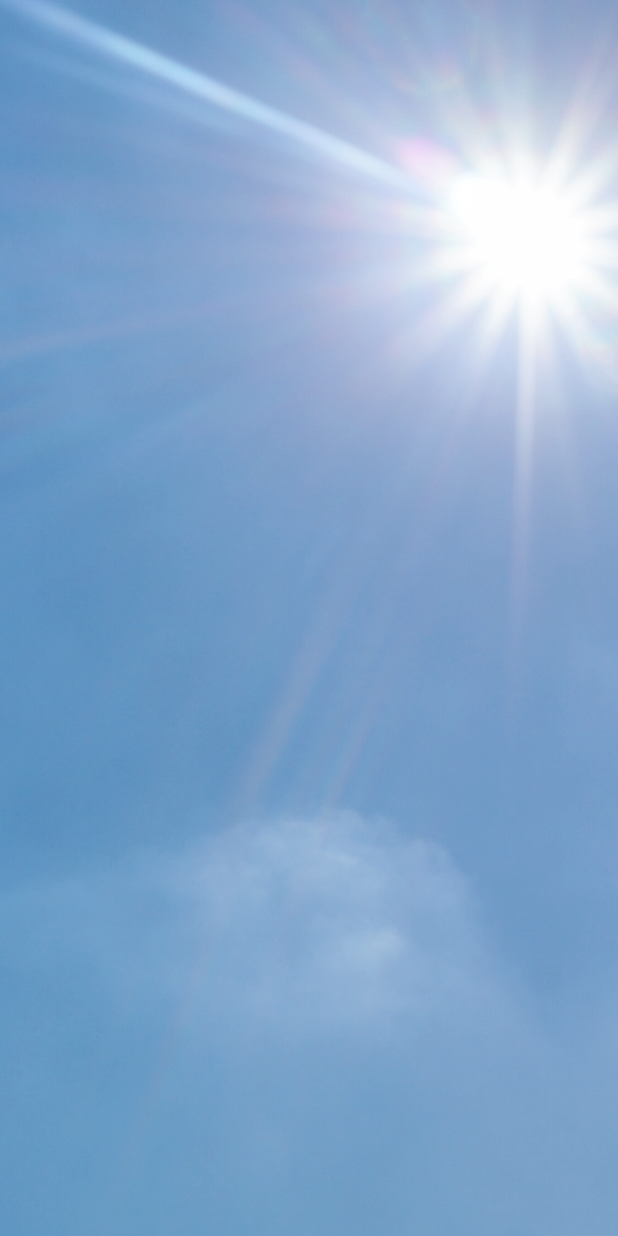
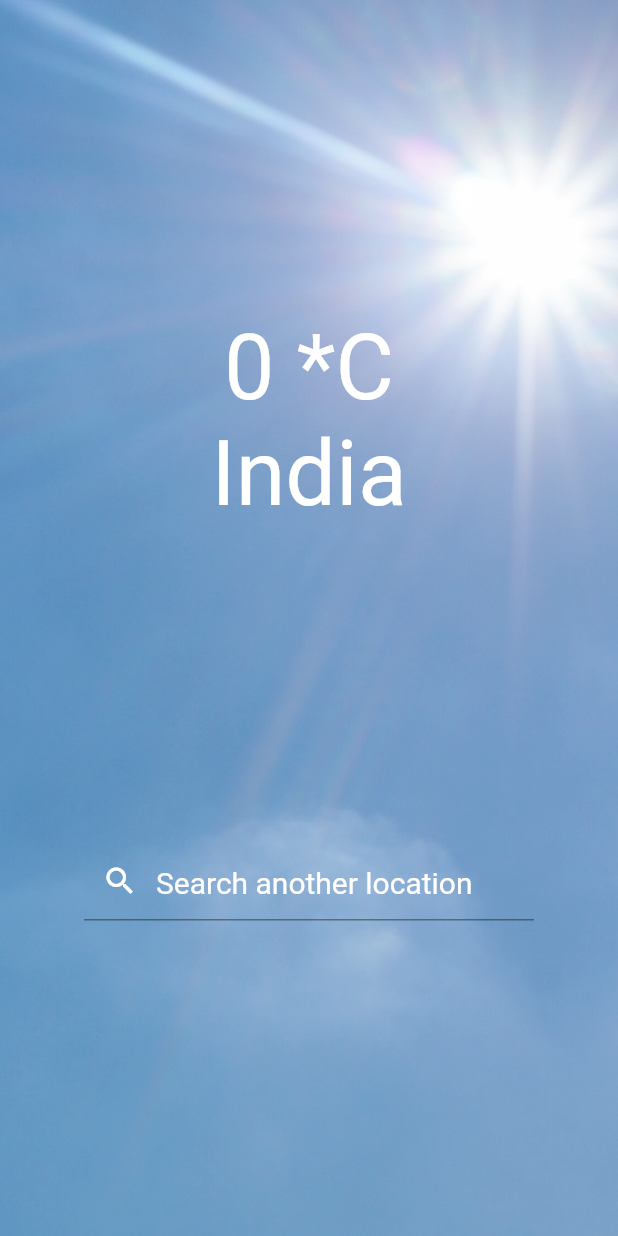
Before and after one commit to Sheshank-Srivastava/Flutter_UI_Learning, a Flutter app: the screen it shows after launch, on a phone screen of 412 x 824 dp. Run offline on Flutter 3.47's test engine with Material 2 defaults, Android fonts, the phone set to English and light mode, and no system bars.

Commit message:
UI is done

```diff
--- a/lib/weather_app/weather_main.dart
+++ b/lib/weather_app/weather_main.dart
@@ -1,17 +1,68 @@
 import 'package:flutter/material.dart';
 
-class WeatherApp extends StatelessWidget {
+class WeatherApp extends StatefulWidget {
+  @override
+  _WeatherAppState createState() => _WeatherAppState();
+}
+
+class _WeatherAppState extends State<WeatherApp> {
+  int temperature = 0;
+  var location = 'India';
+
   @override
   Widget build(BuildContext context) {
     return MaterialApp(
       home: Container(
-        decoration:BoxDecoration(
+        decoration: BoxDecoration(
             image: DecorationImage(
-              image: AssetImage('images/clear.png'),
-              fit: BoxFit.cover
-            )
-        )
-
+                image: AssetImage('images/clear.png'), fit: BoxFit.cover)),
+        child: Scaffold(
+            backgroundColor: Colors.transparent,
+            body: Column(
+              mainAxisAlignment: MainAxisAlignment.spaceEvenly,
+              crossAxisAlignment: CrossAxisAlignment.center,
+              children: [
+                Column(
+                  children: [
+                    Center(
+                      child: Text(
+                        '${temperature.toString()} *C',
+                        style: TextStyle(color: Colors.white, fontSize: 60),
+                      ),
+                    ),
+                    Center(
+                      child: Text(
+                        location,
+                        style: TextStyle(color: Colors.white, fontSize: 60),
+                      ),
+                    ),
+                  ],
+                ),
+                Column(
+                  children: [
+                    Container(
+                      width: 300,
+                      child: TextField(
+                        style: TextStyle(
+                          color: Colors.white,
+                          fontSize: 25,
+                        ),
+                        decoration: InputDecoration(
+                            hintText: 'Search another location',
+                            hintStyle: TextStyle(
+                              color: Colors.white,
+                              fontSize: 20,
+                            ),
+                            prefixIcon: Icon(
+                              Icons.search,
+                              color: Colors.white,
+                            )),
+                      ),
+                    )
+                  ],
+                )
+              ],
+            )),
       ),
     );
   }
```
